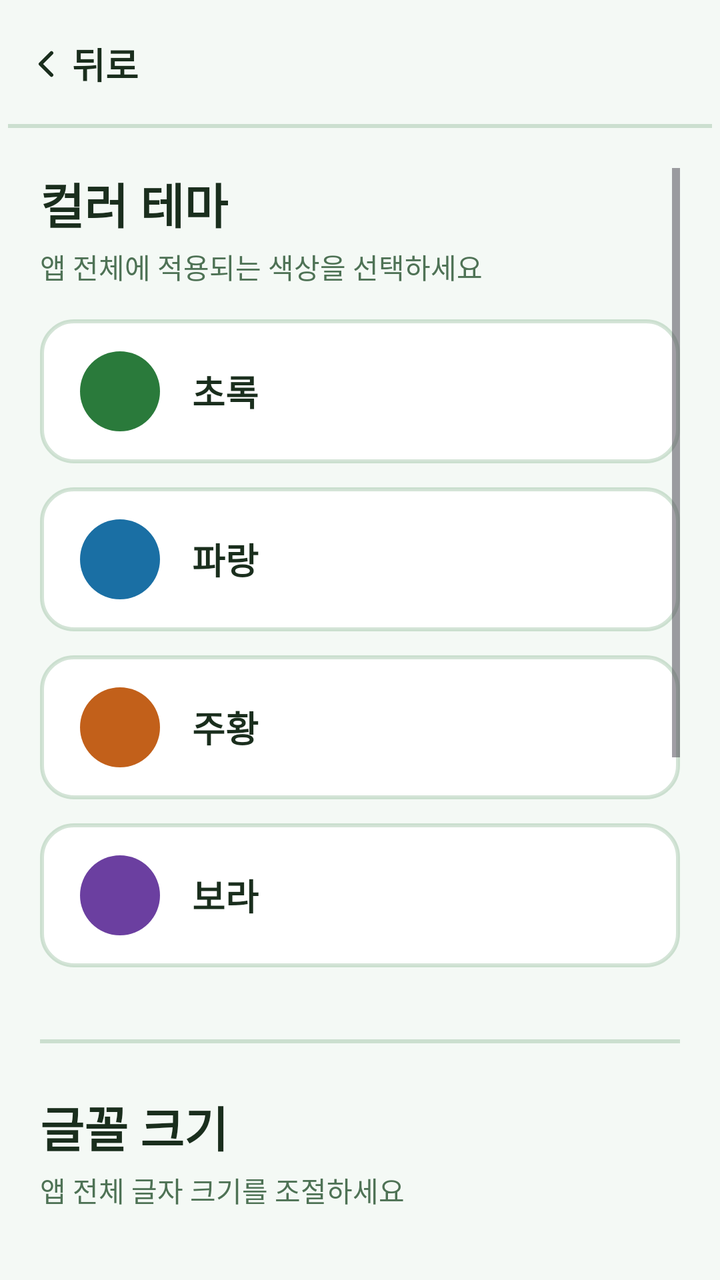
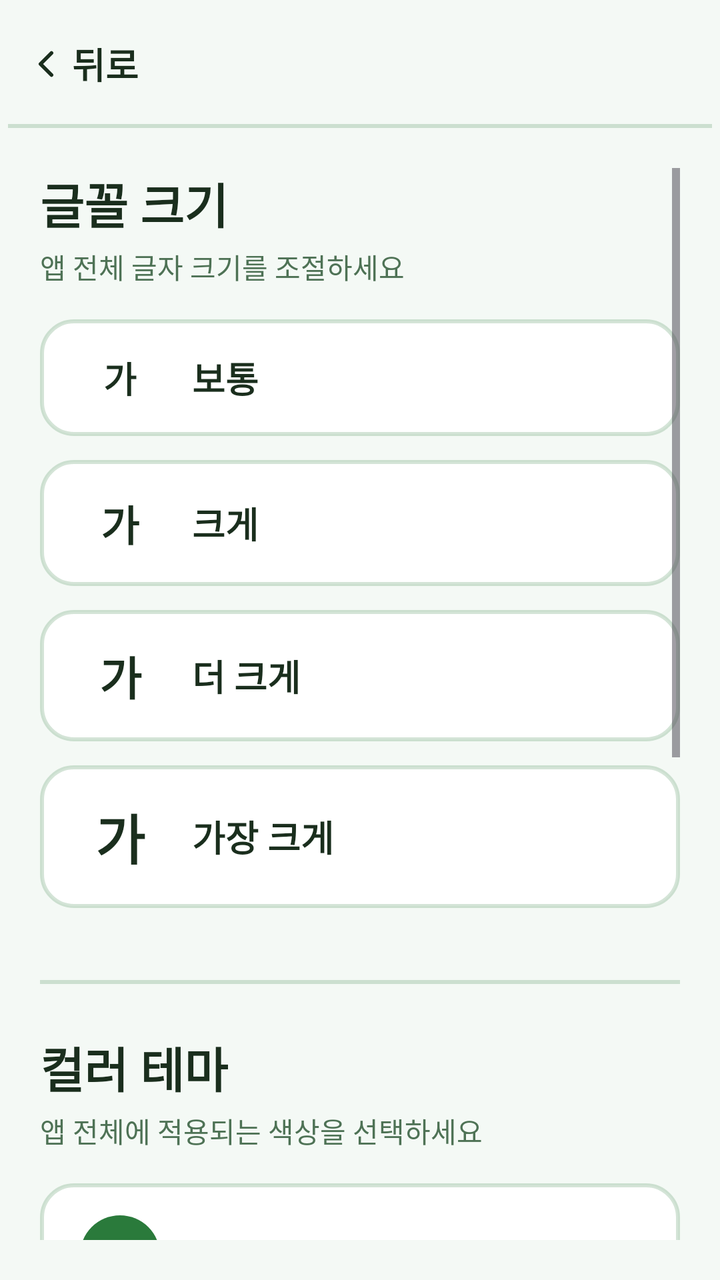

Before-and-after screenshots of an Android layout around one commit, followed by the original layout XML and the change that was made.
<!-- AndroidManifest.xml: application theme Theme.ParkGolf -->
<!-- res/layout/fragment_settings.xml -->
<?xml version="1.0" encoding="utf-8"?>
<LinearLayout xmlns:android="http://schemas.android.com/apk/res/android"
    android:layout_width="match_parent" android:layout_height="match_parent"
    android:orientation="vertical" android:background="?attr/parkBackground">

    <include android:id="@+id/topBar" layout="@layout/view_top_bar" />

    <ScrollView android:layout_width="match_parent" android:layout_height="0dp"
        android:layout_weight="1" android:fillViewport="true" android:padding="20dp">
        <LinearLayout android:layout_width="match_parent" android:layout_height="wrap_content"
            android:orientation="vertical">

            <TextView android:layout_width="wrap_content" android:layout_height="wrap_content"
                android:text="@string/theme_section_title" android:textSize="@dimen/title_text"
                android:textStyle="bold" android:textColor="?attr/parkForeground" />
            <TextView android:layout_width="wrap_content" android:layout_height="wrap_content"
                android:text="@string/theme_section_desc" android:textColor="?attr/parkMutedForeground"
                android:layout_marginTop="4dp" android:layout_marginBottom="16dp" />

            <LinearLayout android:id="@+id/rowGreen" style="@style/ThemeRow">
                <View style="@style/ThemeSwatch" android:backgroundTint="@color/theme_green" />
                <TextView style="@style/ThemeRowLabel" android:text="@string/theme_green" />
                <ImageView android:id="@+id/checkGreen" style="@style/ThemeCheck" />
            </LinearLayout>
            <LinearLayout android:id="@+id/rowBlue" style="@style/ThemeRow">
                <View style="@style/ThemeSwatch" android:backgroundTint="@color/theme_blue" />
                <TextView style="@style/ThemeRowLabel" android:text="@string/theme_blue" />
                <ImageView android:id="@+id/checkBlue" style="@style/ThemeCheck" />
            </LinearLayout>
            <LinearLayout android:id="@+id/rowOrange" style="@style/ThemeRow">
                <View style="@style/ThemeSwatch" android:backgroundTint="@color/theme_orange" />
                <TextView style="@style/ThemeRowLabel" android:text="@string/theme_orange" />
                <ImageView android:id="@+id/checkOrange" style="@style/ThemeCheck" />
            </LinearLayout>
            <LinearLayout android:id="@+id/rowPurple" style="@style/ThemeRow">
                <View style="@style/ThemeSwatch" android:backgroundTint="@color/theme_purple" />
                <TextView style="@style/ThemeRowLabel" android:text="@string/theme_purple" />
                <ImageView android:id="@+id/checkPurple" style="@style/ThemeCheck" />
            </LinearLayout>

            <View android:layout_width="match_parent" android:layout_height="2dp"
                android:background="?attr/parkBorder" android:layout_marginVertical="24dp" />

            <TextView android:layout_width="wrap_content" android:layout_height="wrap_content"
                android:text="@string/font_size_title" android:textSize="@dimen/title_text"
                android:textStyle="bold" android:textColor="?attr/parkForeground" />
            <TextView android:layout_width="wrap_content" android:layout_height="wrap_content"
                android:text="@string/font_size_desc" android:textColor="?attr/parkMutedForeground"
                android:layout_marginTop="4dp" android:layout_marginBottom="16dp" />

            <LinearLayout android:id="@+id/rowFontNormal" style="@style/ThemeRow">
                <TextView android:layout_width="40dp" android:layout_height="wrap_content"
                    android:gravity="center" android:text="@string/font_preview_glyph"
                    android:textSize="18dp" android:textStyle="bold" android:textColor="?attr/parkForeground" />
                <TextView style="@style/ThemeRowLabel" android:text="@string/font_normal" />
                <ImageView android:id="@+id/checkFontNormal" style="@style/ThemeCheck" />
            </LinearLayout>
            <LinearLayout android:id="@+id/rowFontLarge" style="@style/ThemeRow">
                <TextView android:layout_width="40dp" android:layout_height="wrap_content"
                    android:gravity="center" android:text="@string/font_preview_glyph"
                    android:textSize="21dp" android:textStyle="bold" android:textColor="?attr/parkForeground" />
                <TextView style="@style/ThemeRowLabel" android:text="@string/font_large" />
                <ImageView android:id="@+id/checkFontLarge" style="@style/ThemeCheck" />
            </LinearLayout>
            <LinearLayout android:id="@+id/rowFontXlarge" style="@style/ThemeRow">
                <TextView android:layout_width="40dp" android:layout_height="wrap_content"
                    android:gravity="center" android:text="@string/font_preview_glyph"
                    android:textSize="23dp" android:textStyle="bold" android:textColor="?attr/parkForeground" />
                <TextView style="@style/ThemeRowLabel" android:text="@string/font_xlarge" />
                <ImageView android:id="@+id/checkFontXlarge" style="@style/ThemeCheck" />
            </LinearLayout>
            <LinearLayout android:id="@+id/rowFontXxlarge" style="@style/ThemeRow">
                <TextView android:layout_width="40dp" android:layout_height="wrap_content"
                    android:gravity="center" android:text="@string/font_preview_glyph"
                    android:textSize="27dp" android:textStyle="bold" android:textColor="?attr/parkForeground" />
                <TextView style="@style/ThemeRowLabel" android:text="@string/font_xxlarge" />
                <ImageView android:id="@+id/checkFontXxlarge" style="@style/ThemeCheck" />
            </LinearLayout>

            <View android:layout_width="match_parent" android:layout_height="2dp"
                android:background="?attr/parkBorder" android:layout_marginVertical="24dp" />

            <TextView android:layout_width="wrap_content" android:layout_height="wrap_content"
                android:text="@string/default_name_title" android:textSize="@dimen/title_text"
                android:textStyle="bold" android:textColor="?attr/parkForeground" />
            <TextView android:layout_width="wrap_content" android:layout_height="wrap_content"
                android:text="@string/default_name_desc" android:textColor="?attr/parkMutedForeground"
                android:layout_marginTop="4dp" android:layout_marginBottom="16dp" />
            <LinearLayout android:layout_width="match_parent" android:layout_height="wrap_content"
                android:orientation="horizontal" android:gravity="center_vertical"
                android:background="@drawable/bg_card" android:paddingHorizontal="20dp" android:paddingVertical="16dp">
                <ImageView android:layout_width="20dp" android:layout_height="20dp"
                    android:src="@drawable/ic_user" android:importantForAccessibility="no" />
                <EditText android:id="@+id/etDefaultName"
                    android:layout_width="0dp" android:layout_height="wrap_content" android:layout_weight="1"
                    android:layout_marginStart="12dp" android:background="@android:color/transparent"
                    android:hint="@string/default_name_hint" android:textSize="@dimen/body_text"
                    android:textColor="?attr/parkForeground" android:inputType="text" />
            </LinearLayout>
        </LinearLayout>
    </ScrollView>
</LinearLayout>
<!-- res/layout/view_top_bar.xml (included above) -->
<?xml version="1.0" encoding="utf-8"?>
<androidx.constraintlayout.widget.ConstraintLayout
    xmlns:android="http://schemas.android.com/apk/res/android"
    xmlns:app="http://schemas.android.com/apk/res-auto"
    android:layout_width="match_parent"
    android:layout_height="wrap_content"
    android:background="?attr/parkBackground"
    android:minHeight="64dp"
    android:paddingHorizontal="4dp">

    <LinearLayout
        android:id="@+id/btnBack"
        android:layout_width="wrap_content"
        android:layout_height="@dimen/touch_min"
        android:orientation="horizontal"
        android:gravity="center_vertical"
        android:paddingHorizontal="8dp"
        android:background="?attr/selectableItemBackground"
        android:clickable="true"
        android:focusable="true"
        android:contentDescription="@string/back"
        app:layout_constraintStart_toStartOf="parent"
        app:layout_constraintTop_toTopOf="parent"
        app:layout_constraintBottom_toBottomOf="parent">
        <ImageView
            android:layout_width="22dp" android:layout_height="22dp"
            android:src="@drawable/ic_chevron_left"
            android:importantForAccessibility="no" />
        <TextView
            android:layout_width="wrap_content" android:layout_height="wrap_content"
            android:layout_marginStart="2dp"
            android:text="@string/back"
            android:textColor="?attr/parkForeground"
            android:textSize="@dimen/body_text"
            android:textStyle="bold" />
    </LinearLayout>

    <TextView
        android:id="@+id/tvBarTitle"
        android:layout_width="0dp"
        android:layout_height="wrap_content"
        android:gravity="center"
        android:textSize="@dimen/body_text"
        android:textStyle="bold"
        android:textColor="?attr/parkForeground"
        android:maxLines="1"
        android:ellipsize="end"
        app:layout_constraintStart_toEndOf="@id/btnBack"
        app:layout_constraintEnd_toStartOf="@id/barSpacer"
        app:layout_constraintTop_toTopOf="parent"
        app:layout_constraintBottom_toBottomOf="parent" />

    <Space
        android:id="@+id/barSpacer"
        android:layout_width="72dp"
        android:layout_height="1dp"
        app:layout_constraintEnd_toEndOf="parent"
        app:layout_constraintTop_toTopOf="parent" />

    <View android:layout_width="0dp" android:layout_height="@dimen/border_width"
        android:background="?attr/parkBorder"
        app:layout_constraintStart_toStartOf="parent"
        app:layout_constraintEnd_toEndOf="parent"
        app:layout_constraintBottom_toBottomOf="parent" />
</androidx.constraintlayout.widget.ConstraintLayout>
<!-- resources referenced by this layout -->
<resources>
  <color name="theme_blue">#1A6FA4</color>
  <color name="theme_green">#2A7A3B</color>
  <color name="theme_orange">#C2601A</color>
  <color name="theme_purple">#6B3FA0</color>
  <dimen name="body_text">18sp</dimen>
  <dimen name="border_width">2dp</dimen>
  <dimen name="title_text">24sp</dimen>
  <dimen name="touch_min">56dp</dimen>
  <!-- drawable bg_card (drawable) -->
  <?xml version="1.0" encoding="utf-8"?>
  <shape xmlns:android="http://schemas.android.com/apk/res/android" android:shape="rectangle">
      <solid android:color="@color/card" />
      <corners android:radius="@dimen/radius_card" />
      <stroke android:width="@dimen/border_width" android:color="?attr/parkBorder" />
  </shape>
  <!-- drawable ic_chevron_left (drawable) -->
  <vector xmlns:android="http://schemas.android.com/apk/res/android" android:width="24dp" android:height="24dp" android:viewportWidth="24" android:viewportHeight="24">
      <path android:strokeColor="?attr/parkForeground" android:strokeWidth="2" android:strokeLineCap="round" android:strokeLineJoin="round" android:pathData="M15,18 L9,12 L15,6" />
  </vector>
  <string name="back">뒤로</string>
  <string name="default_name_desc">게임 시작 시 첫 번째 플레이어로 표시되는 이름입니다</string>
  <string name="default_name_hint">이름을 입력하세요</string>
  <string name="default_name_title">기본 이름</string>
  <string name="font_large">크게</string>
  <string name="font_normal">보통</string>
  <string name="font_preview_glyph">가</string>
  <string name="font_size_desc">앱 전체 글자 크기를 조절하세요</string>
  <string name="font_size_title">글꼴 크기</string>
  <string name="font_xlarge">더 크게</string>
  <string name="font_xxlarge">가장 크게</string>
  <string name="theme_blue">파랑</string>
  <string name="theme_green">초록</string>
  <string name="theme_orange">주황</string>
  <string name="theme_purple">보라</string>
  <string name="theme_section_desc">앱 전체에 적용되는 색상을 선택하세요</string>
  <string name="theme_section_title">컬러 테마</string>
  <style name="ThemeCheck">
          <item name="android:layout_width">24dp</item>
          <item name="android:layout_height">24dp</item>
          <item name="android:src">@drawable/ic_check</item>
          <item name="android:visibility">gone</item>
          <item name="android:tint">?attr/parkPrimary</item>
      </style>
  <style name="ThemeRowLabel">
          <item name="android:layout_width">0dp</item>
          <item name="android:layout_height">wrap_content</item>
          <item name="android:layout_weight">1</item>
          <item name="android:layout_marginStart">16dp</item>
          <item name="android:textSize">@dimen/body_text</item>
          <item name="android:textStyle">bold</item>
          <item name="android:textColor">?attr/parkForeground</item>
      </style>
  <style name="ThemeSwatch">
          <item name="android:layout_width">40dp</item>
          <item name="android:layout_height">40dp</item>
          <item name="android:background">@drawable/circle_solid</item>
      </style>
  <style name="Theme.ParkGolf" parent="Theme.ParkGolf.Green" />
  <color name="card">#FFFFFF</color>
  <dimen name="radius_card">16dp</dimen>
  <!-- drawable ic_check (drawable) -->
  <vector xmlns:android="http://schemas.android.com/apk/res/android" android:width="24dp" android:height="24dp" android:viewportWidth="24" android:viewportHeight="24">
      <path android:strokeColor="?attr/parkForeground" android:strokeWidth="2.5" android:strokeLineCap="round" android:strokeLineJoin="round" android:pathData="M20,6 L9,17 L4,12" />
  </vector>
  <!-- drawable circle_solid (drawable) -->
  <shape xmlns:android="http://schemas.android.com/apk/res/android" android:shape="oval">
      <solid android:color="#FFFFFF" />
  </shape>
  <style name="Theme.ParkGolf.Base" parent="Theme.Material3.DayNight.NoActionBar">
          <item name="colorOnPrimary">@color/on_primary</item>
          <item name="android:textColorPrimary">?attr/parkForeground</item>
      </style>
  <color name="on_primary">#FFFFFF</color>
  <!-- unchanged entries left out for length: 3 -->
</resources>

<!-- the commit's change to res/layout/fragment_settings.xml (unified diff, before → after) -->
@@ -9,37 +9,6 @@
         android:layout_weight="1" android:fillViewport="true" android:padding="20dp">
         <LinearLayout android:layout_width="match_parent" android:layout_height="wrap_content"
             android:orientation="vertical">
-
-            <TextView android:layout_width="wrap_content" android:layout_height="wrap_content"
-                android:text="@string/theme_section_title" android:textSize="@dimen/title_text"
-                android:textStyle="bold" android:textColor="?attr/parkForeground" />
-            <TextView android:layout_width="wrap_content" android:layout_height="wrap_content"
-                android:text="@string/theme_section_desc" android:textColor="?attr/parkMutedForeground"
-                android:layout_marginTop="4dp" android:layout_marginBottom="16dp" />
-
-            <LinearLayout android:id="@+id/rowGreen" style="@style/ThemeRow">
-                <View style="@style/ThemeSwatch" android:backgroundTint="@color/theme_green" />
-                <TextView style="@style/ThemeRowLabel" android:text="@string/theme_green" />
-                <ImageView android:id="@+id/checkGreen" style="@style/ThemeCheck" />
-            </LinearLayout>
-            <LinearLayout android:id="@+id/rowBlue" style="@style/ThemeRow">
-                <View style="@style/ThemeSwatch" android:backgroundTint="@color/theme_blue" />
-                <TextView style="@style/ThemeRowLabel" android:text="@string/theme_blue" />
-                <ImageView android:id="@+id/checkBlue" style="@style/ThemeCheck" />
-            </LinearLayout>
-            <LinearLayout android:id="@+id/rowOrange" style="@style/ThemeRow">
-                <View style="@style/ThemeSwatch" android:backgroundTint="@color/theme_orange" />
-                <TextView style="@style/ThemeRowLabel" android:text="@string/theme_orange" />
-                <ImageView android:id="@+id/checkOrange" style="@style/ThemeCheck" />
-            </LinearLayout>
-            <LinearLayout android:id="@+id/rowPurple" style="@style/ThemeRow">
-                <View style="@style/ThemeSwatch" android:backgroundTint="@color/theme_purple" />
-                <TextView style="@style/ThemeRowLabel" android:text="@string/theme_purple" />
-                <ImageView android:id="@+id/checkPurple" style="@style/ThemeCheck" />
-            </LinearLayout>
-
-            <View android:layout_width="match_parent" android:layout_height="2dp"
-                android:background="?attr/parkBorder" android:layout_marginVertical="24dp" />
 
             <TextView android:layout_width="wrap_content" android:layout_height="wrap_content"
                 android:text="@string/font_size_title" android:textSize="@dimen/title_text"
@@ -75,6 +44,37 @@
                     android:textSize="27dp" android:textStyle="bold" android:textColor="?attr/parkForeground" />
                 <TextView style="@style/ThemeRowLabel" android:text="@string/font_xxlarge" />
                 <ImageView android:id="@+id/checkFontXxlarge" style="@style/ThemeCheck" />
+            </LinearLayout>
+
+            <View android:layout_width="match_parent" android:layout_height="2dp"
+                android:background="?attr/parkBorder" android:layout_marginVertical="24dp" />
+
+            <TextView android:layout_width="wrap_content" android:layout_height="wrap_content"
+                android:text="@string/theme_section_title" android:textSize="@dimen/title_text"
+                android:textStyle="bold" android:textColor="?attr/parkForeground" />
+            <TextView android:layout_width="wrap_content" android:layout_height="wrap_content"
+                android:text="@string/theme_section_desc" android:textColor="?attr/parkMutedForeground"
+                android:layout_marginTop="4dp" android:layout_marginBottom="16dp" />
+
+            <LinearLayout android:id="@+id/rowGreen" style="@style/ThemeRow">
+                <View style="@style/ThemeSwatch" android:backgroundTint="@color/theme_green" />
+                <TextView style="@style/ThemeRowLabel" android:text="@string/theme_green" />
+                <ImageView android:id="@+id/checkGreen" style="@style/ThemeCheck" />
+            </LinearLayout>
+            <LinearLayout android:id="@+id/rowBlue" style="@style/ThemeRow">
+                <View style="@style/ThemeSwatch" android:backgroundTint="@color/theme_blue" />
+                <TextView style="@style/ThemeRowLabel" android:text="@string/theme_blue" />
+                <ImageView android:id="@+id/checkBlue" style="@style/ThemeCheck" />
+            </LinearLayout>
+            <LinearLayout android:id="@+id/rowOrange" style="@style/ThemeRow">
+                <View style="@style/ThemeSwatch" android:backgroundTint="@color/theme_orange" />
+                <TextView style="@style/ThemeRowLabel" android:text="@string/theme_orange" />
+                <ImageView android:id="@+id/checkOrange" style="@style/ThemeCheck" />
+            </LinearLayout>
+            <LinearLayout android:id="@+id/rowPurple" style="@style/ThemeRow">
+                <View style="@style/ThemeSwatch" android:backgroundTint="@color/theme_purple" />
+                <TextView style="@style/ThemeRowLabel" android:text="@string/theme_purple" />
+                <ImageView android:id="@+id/checkPurple" style="@style/ThemeCheck" />
             </LinearLayout>
 
             <View android:layout_width="match_parent" android:layout_height="2dp"
